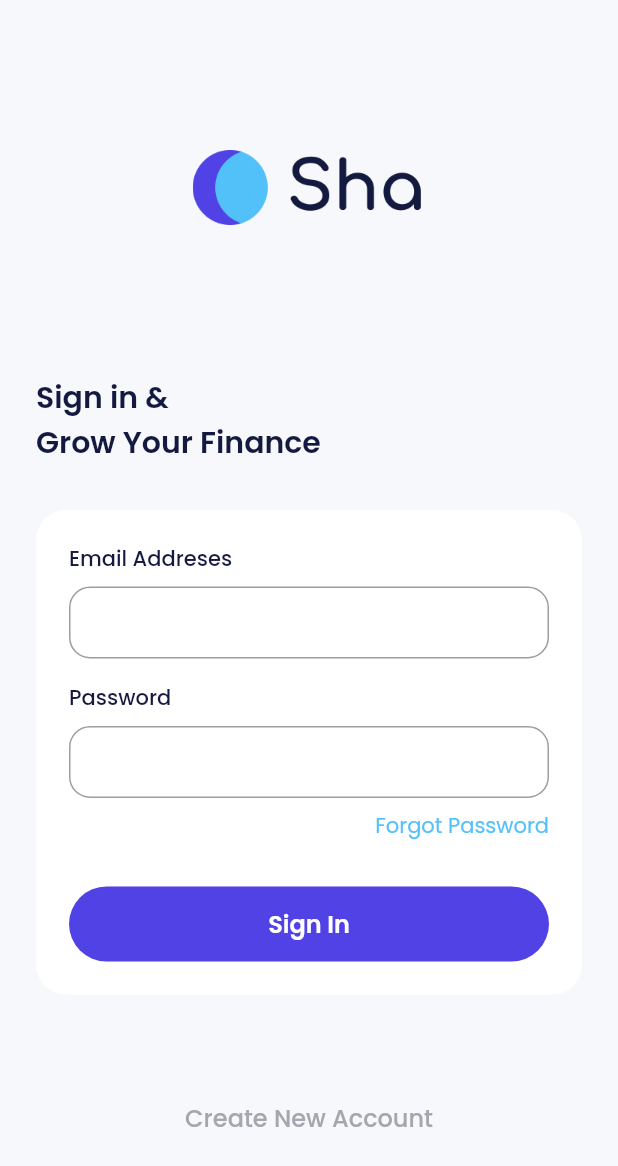
After one commit to ahmadm712/ewallet, a Flutter app: the SignInPage screen opened by its route, on a phone screen of 412 x 824 dp. The commit adds this screen. Shown: the top 1166 px of the screen. Run offline on Flutter 3.47's test engine with Material 2 defaults, Android fonts, the phone set to English and light mode, and no system bars; our stand-ins replace bloc, carousel_slider, equatable, google_fonts.

Commit message:
slicing sign in

```diff
--- a/lib/ui/pages/onboading/onboading_page.dart
+++ b/lib/ui/pages/onboading/onboading_page.dart
@@ -1,5 +1,6 @@
 import 'package:carousel_slider/carousel_slider.dart';
 import 'package:ewallet/shared/styles.dart';
+import 'package:ewallet/ui/pages/sign_in/sign_in_page.dart';
 import 'package:ewallet/utils/constants.dart';
 import 'package:flutter/material.dart';
 
@@ -107,7 +108,7 @@ class _OnboadingPageState extends State<OnboadingPage> {
                         height: 50,
                         child: TextButton(
                           onPressed: () {
-                            carouselController.nextPage();
+                            Navigator.pushNamed(context, SignInPage.routeName);
                           },
                           style: TextButton.styleFrom(
                               backgroundColor: kPurpleColor,
@@ -129,7 +130,7 @@ class _OnboadingPageState extends State<OnboadingPage> {
                         height: 24,
                         child: TextButton(
                           onPressed: () {
-                            carouselController.nextPage();
+                            Navigator.pushNamed(context, SignInPage.routeName);
                           },
                           style: TextButton.styleFrom(
                             padding: EdgeInsets.zero,
--- /dev/null
+++ b/lib/ui/pages/sign_in/sign_in_page.dart
@@ -0,0 +1,167 @@
+import 'package:ewallet/shared/styles.dart';
+import 'package:ewallet/utils/constants.dart';
+import 'package:flutter/material.dart';
+
+class SignInPage extends StatefulWidget {
+  const SignInPage({super.key});
+
+  static const String routeName = '/sign-in';
+
+  @override
+  State<SignInPage> createState() => _SignInPageState();
+}
+
+class _SignInPageState extends State<SignInPage> {
+  @override
+  Widget build(BuildContext context) {
+    return Scaffold(
+      backgroundColor: kLightBackgroundColor,
+      body: SingleChildScrollView(
+        padding: const EdgeInsets.symmetric(horizontal: 24),
+        child: Column(
+          crossAxisAlignment: CrossAxisAlignment.start,
+          children: [
+            Center(
+              child: Container(
+                margin: const EdgeInsets.only(
+                  top: 100,
+                  bottom: 100,
+                ),
+                width: 155,
+                height: 50,
+                decoration: const BoxDecoration(
+                    image: DecorationImage(
+                        image: AssetImage('${assetImage}img_logo_light.png'))),
+              ),
+            ),
+            Text(
+              'Sign in &\nGrow Your Finance',
+              style: blackTextStyle.copyWith(
+                fontSize: 20,
+                fontWeight: semiBold,
+              ),
+            ),
+            const SizedBox(
+              height: 30,
+            ),
+            Container(
+              padding: const EdgeInsets.all(22),
+              decoration: BoxDecoration(
+                color: kPrimaryColor,
+                borderRadius: BorderRadius.circular(20),
+              ),
+              child: Column(
+                crossAxisAlignment: CrossAxisAlignment.start,
+                children: [
+                  // * NOTE  Email Input
+                  Column(
+                    crossAxisAlignment: CrossAxisAlignment.start,
+                    children: [
+                      Text(
+                        'Email Addreses',
+                        style: blackTextStyle.copyWith(
+                          fontWeight: medium,
+                        ),
+                      ),
+                      const SizedBox(
+                        height: 8,
+                      ),
+                      TextFormField(
+                        decoration: InputDecoration(
+                          contentPadding: const EdgeInsets.all(12),
+                          border: OutlineInputBorder(
+                            borderRadius: BorderRadius.circular(14),
+                          ),
+                        ),
+                      )
+                    ],
+                  ),
+                  const SizedBox(height: 16),
+                  // * NOTE  Password Input
+                  Column(
+                    crossAxisAlignment: CrossAxisAlignment.start,
+                    children: [
+                      Text(
+                        'Password',
+                        style: blackTextStyle.copyWith(
+                          fontWeight: medium,
+                        ),
+                      ),
+                      const SizedBox(
+                        height: 8,
+                      ),
+                      TextFormField(
+                        obscureText: true,
+                        decoration: InputDecoration(
+                          contentPadding: const EdgeInsets.all(12),
+                          border: OutlineInputBorder(
+                            borderRadius: BorderRadius.circular(14),
+                          ),
+                        ),
+                      ),
+                      const SizedBox(
+                        height: 8,
+                      ),
+                      Align(
+                        alignment: Alignment.centerRight,
+                        child: InkWell(
+                          onTap: () {},
+                          child: Text(
+                            'Forgot Password',
+                            style: blueTextStyle,
+                          ),
+                        ),
+                      ),
+                      const SizedBox(
+                        height: 30,
+                      ),
+                      SizedBox(
+                        width: double.infinity,
+                        height: 50,
+                        child: TextButton(
+                          onPressed: () {},
+                          style: TextButton.styleFrom(
+                              backgroundColor: kPurpleColor,
+                              shape: RoundedRectangleBorder(
+                                borderRadius: BorderRadius.circular(56),
+                              )),
+                          child: Text(
+                            'Sign In',
+                            style: whiteTextStyle.copyWith(
+                              fontSize: 16,
+                              fontWeight: semiBold,
+                            ),
+                          ),
+                        ),
+                      ),
+                    ],
+                  ),
+                ],
+              ),
+            ),
+            const SizedBox(
+              height: 50,
+            ),
+            Container(
+              margin: const EdgeInsets.only(top: 20),
+              width: double.infinity,
+              height: 24,
+              child: TextButton(
+                onPressed: () {},
+                style: TextButton.styleFrom(
+                  padding: EdgeInsets.zero,
+                ),
+                child: Text(
+                  'Create New Account',
+                  style: greyTextStyle.copyWith(
+                    fontSize: 16,
+                  ),
+                ),
+              ),
+            )
+          ],
+        ),
+      ),
+    );
+  }
+}
--- a/lib/utils/routes.dart
+++ b/lib/utils/routes.dart
@@ -1,4 +1,5 @@
 import 'package:ewallet/ui/pages/pages.dart';
+import 'package:ewallet/ui/pages/sign_in/sign_in_page.dart';
 import 'package:flutter/material.dart';
 
 var mainRoutes = (RouteSettings settings) {
@@ -9,7 +10,11 @@ var mainRoutes = (RouteSettings settings) {
       );
     case OnboadingPage.routeName:
       return MaterialPageRoute(
-        builder: (context) => OnboadingPage(),
+        builder: (context) => const OnboadingPage(),
+      );
+    case SignInPage.routeName:
+      return MaterialPageRoute(
+        builder: (context) => const SignInPage(),
       );
     default:
       MaterialPageRoute(
```
Also changed, not shown: lib/utils/styles.dart (deleted), 5 other files.
